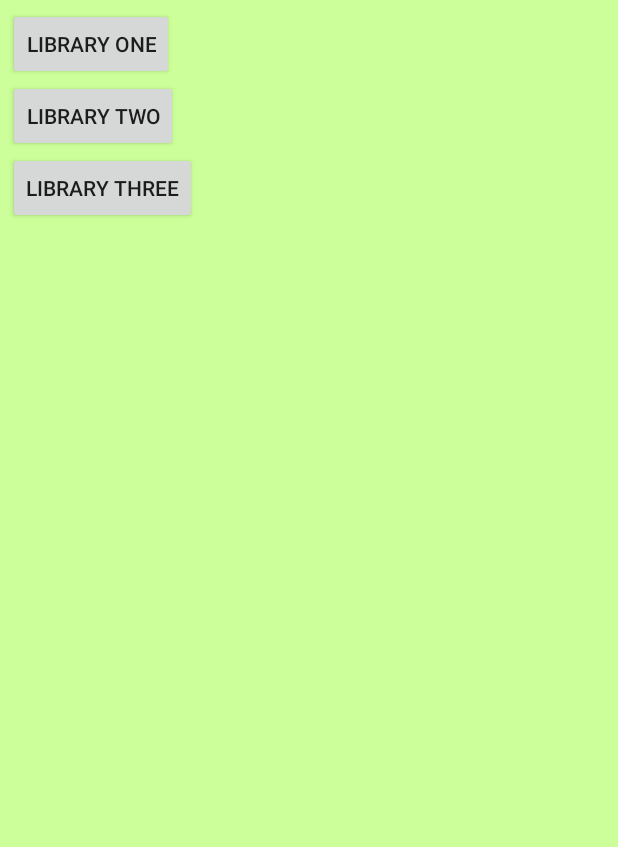
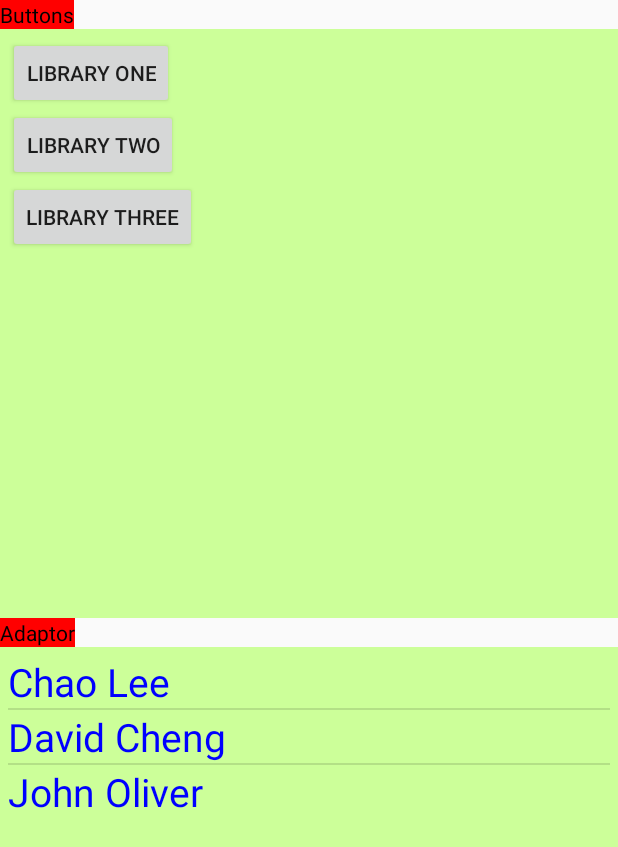
Before and after one commit to SmileChaoLee/FragmentTest2, an Android app: the screen it shows after launch (MainActivity), on a phone screen of 412 x 824 dp. Shown: the top 847 px of the screen. Run offline under Robolectric (Android 15) with nearby library versions, the phone set to English and light mode, and no system bars.

Commit message:
Added one more fragment with Adaptor implementation to project including files 1. fragment_list_adaptor.xml, 2. item_for_adaptor 3. FragmentListAdaptor.java and changed some files' names and their contents

```diff
--- a/app/build.gradle
+++ b/app/build.gradle
@@ -20,6 +20,7 @@ android {
 }
 
 dependencies {
+    implementation 'com.android.support:support-v4:26.1.0'
     compile fileTree(dir: 'libs', include: ['*.jar'])
     testCompile 'junit:junit:4.12'
     compile 'com.android.support:appcompat-v7:26.1.0'
--- a/app/src/main/java/com/smile/fragmenttest2/DetailActivity.java
+++ b/app/src/main/java/com/smile/fragmenttest2/DetailActivity.java
@@ -24,7 +24,7 @@ public class DetailActivity extends AppCompatActivity {
         if (extras != null) {
             int color = extras.getInt("colorContent");
             String item = extras.getString("itemContent");
-            FragmentDetail fragmentDetail =  (FragmentDetail) getFragmentManager().findFragmentById(R.id.detail_Fragment);
+            FragmentDetail fragmentDetail =  (FragmentDetail) getFragmentManager().findFragmentById(R.id.fragment_detail);
             if (fragmentDetail != null) {
                 fragmentDetail.setTextColor(color);
                 fragmentDetail.setText(item);
--- a/app/src/main/java/com/smile/fragmenttest2/FragmentDetail.java
+++ b/app/src/main/java/com/smile/fragmenttest2/FragmentDetail.java
@@ -18,7 +18,7 @@ public class FragmentDetail extends Fragment {
     @Override
     public View onCreateView(LayoutInflater inflater,ViewGroup container,Bundle savedInstanceState) {
         super.onCreateView(inflater,container,savedInstanceState);
-        View view = inflater.inflate(R.layout.detail_fragment,container,false);
+        View view = inflater.inflate(R.layout.fragment_detail,container,false);
         detailText = (TextView) view.findViewById(R.id.textDetail);
         return view;
     }
--- /dev/null
+++ b/app/src/main/java/com/smile/fragmenttest2/FragmentListAdaptor.java
@@ -0,0 +1,191 @@
+package com.smile.fragmenttest2;
+
+import android.content.Context;
+import android.content.Intent;
+import android.graphics.Color;
+import android.net.Uri;
+import android.os.Bundle;
+// import android.support.v4.app.Fragment;
+import android.app.Fragment;
+import android.view.LayoutInflater;
+import android.view.View;
+import android.view.ViewGroup;
+import android.widget.AdapterView;
+import android.widget.ArrayAdapter;
+import android.widget.LinearLayout;
+import android.widget.ListView;
+import android.widget.TextView;
+
+/**
+ * A simple {@link Fragment} subclass.
+ * Activities that contain this fragment must implement the
+ * {@link FragmentListAdaptor.OnFragmentInteractionListener} interface
+ * to handle interaction events.
+ * Use the {@link FragmentListAdaptor#newInstance} factory method to
+ * create an instance of this fragment.
+ */
+public class FragmentListAdaptor extends Fragment {
+    // TODO: Rename parameter arguments, choose names that match
+    // the fragment initialization parameters, e.g. ARG_ITEM_NUMBER
+    private static final String ARG_PARAM1 = "param1";
+    private static final String ARG_PARAM2 = "param2";
+
+    // TODO: Rename and change types of parameters
+    private String mParam1;
+    private String mParam2;
+
+    private OnFragmentInteractionListener mListener;
+
+    private FragmentDetail fragmentDetail=null;
+
+    public FragmentListAdaptor() {
+        // Required empty public constructor
+    }
+
+    /**
+     * Use this factory method to create a new instance of
+     * this fragment using the provided parameters.
+     *
+     * @param param1 Parameter 1.
+     * @param param2 Parameter 2.
+     * @return A new instance of fragment FragmentListAdaptor.
+     */
+    // TODO: Rename and change types and number of parameters
+    public static FragmentListAdaptor newInstance(String param1, String param2) {
+        FragmentListAdaptor fragment = new FragmentListAdaptor();
+        Bundle args = new Bundle();
+        args.putString(ARG_PARAM1, param1);
+        args.putString(ARG_PARAM2, param2);
+        fragment.setArguments(args);
+        return fragment;
+    }
+
+    @Override
+    public void onCreate(Bundle savedInstanceState) {
+        super.onCreate(savedInstanceState);
+        if (getArguments() != null) {
+            mParam1 = getArguments().getString(ARG_PARAM1);
+            mParam2 = getArguments().getString(ARG_PARAM2);
+        }
+    }
+
+    @Override
+    public View onCreateView(LayoutInflater inflater, ViewGroup container,
+                             Bundle savedInstanceState) {
+        super.onCreateView(inflater, container, savedInstanceState);
+
+        View view = inflater.inflate(R.layout.fragment_list_adaptor, container, false);
+        LinearLayout parentLayout = view.findViewById(R.id.adaptorFragmentLayout);
+
+        String[] dataSet = {"Chao Lee", "David Cheng", "John Oliver"};
+
+        ArrayAdapter<String> nameListAdapter = new ArrayAdapter<String>(
+                getActivity(),
+                R.layout.item_for_adaptor,
+                R.id.textViewForItem,
+                dataSet);
+
+        ListView nameListView = new ListView(getActivity());
+
+        nameListView.setAdapter(nameListAdapter);
+
+        nameListView.setOnItemClickListener(new AdapterView.OnItemClickListener() {
+            @Override
+            public void onItemClick(AdapterView<?> parent, View view, int position, long id) {
+                int color = Color.GRAY;
+                String item = "Hello ";
+                item += (String)parent.getItemAtPosition(position);
+                switch (position) {
+                    case 0:
+                        color = Color.RED;
+                        showDetail(color,item);
+                        break;
+                    case 1:
+                        color = Color.BLACK;
+                        showDetail(color,item);
+                        break;
+                    case 2:
+                        color = Color.BLUE;
+                        showDetail(color,item);
+                        break;
+                    default:
+                }
+            }
+        });
+
+        parentLayout.addView(nameListView);
+
+        // LinearLayout.LayoutParams layoutParams = new LinearLayout.LayoutParams(LinearLayout.LayoutParams.MATCH_PARENT, LinearLayout.LayoutParams.MATCH_PARENT);
+        // parentLayout.setLayoutParams(layoutParams);
+
+        return view;
+    }
+
+
+    @Override
+    public void onActivityCreated(Bundle savedInstanceState) {
+        super.onActivityCreated(savedInstanceState);
+        fragmentDetail =  (FragmentDetail)getFragmentManager().findFragmentById(R.id.fragment_detail);
+    }
+
+    // TODO: Rename method, update argument and hook method into UI event
+    public void onButtonPressed(Uri uri) {
+        if (mListener != null) {
+            mListener.onFragmentInteraction(uri);
+        }
+    }
+
+    @Override
+    public void onAttach(Context context) {
+        super.onAttach(context);
+        if (context instanceof OnFragmentInteractionListener) {
+            mListener = (OnFragmentInteractionListener) context;
+        } else {
+            // throw new RuntimeException(context.toString()
+            //         + " must implement OnFragmentInteractionListener");
+            mListener = new OnFragmentInteractionListener() {
+                @Override
+                public void onFragmentInteraction(Uri uri) {
+                    System.out.println("FragmentListAdaptor --> Uri = " + uri);
+                }
+            };
+        }
+    }
+
+    @Override
+    public void onDetach() {
+        super.onDetach();
+        mListener = null;
+    }
+
+    /**
+     * This interface must be implemented by activities that contain this
+     * fragment to allow an interaction in this fragment to be communicated
+     * to the activity and potentially other fragments contained in that
+     * activity.
+     * <p>
+     * See the Android Training lesson <a href=
+     * "http://developer.android.com/training/basics/fragments/communicating.html"
+     * >Communicating with Other Fragments</a> for more information.
+     */
+    public interface OnFragmentInteractionListener {
+        // TODO: Update argument type and name
+        void onFragmentInteraction(Uri uri);
+    }
+
+    private void showDetail(int color ,String item) {
+        if (fragmentDetail != null) {
+            if (fragmentDetail.isInLayout()) {
+                fragmentDetail.setTextColor(color);
+                fragmentDetail.setText(item);
+            }
+        } else {
+            Intent intent = new Intent(getActivity().getApplicationContext(),DetailActivity.class);
+            Bundle extras = new Bundle();
+            extras.putInt("colorContent",color);
+            extras.putString("itemContent",item);
+            intent.putExtras(extras);
+            startActivity(intent);
+        }
+    }
+}
--- a/app/src/main/java/com/smile/fragmenttest2/FragmentList.java
+++ b/app/src/main/java/com/smile/fragmenttest2/FragmentListButtons.java
@@ -13,7 +13,7 @@ import android.widget.Button;
 /**
  * Created by lee on 2/20/2016.
  */
-public class FragmentList extends Fragment {
+public class FragmentListButtons extends Fragment {
 
     private Button buttonOne=null, buttonTwo=null, buttonThree=null;
     private FragmentDetail fragmentDetail=null;
@@ -21,7 +21,7 @@ public class FragmentList extends Fragment {
     @Override
     public View onCreateView(LayoutInflater inflater,ViewGroup container,Bundle savedInstanceState) {
         super.onCreateView(inflater, container, savedInstanceState);
-        View view = inflater.inflate(R.layout.list_fragment, container, false);
+        View view = inflater.inflate(R.layout.fragment_list_buttons, container, false);
         buttonOne = (Button) view.findViewById(R.id.buttonOne);
         buttonOne.setOnClickListener(new View.OnClickListener() {
             @Override
@@ -55,7 +55,7 @@ public class FragmentList extends Fragment {
     @Override
     public void onActivityCreated(Bundle savedInstanceState) {
             super.onActivityCreated(savedInstanceState);
-            fragmentDetail =  (FragmentDetail)getFragmentManager().findFragmentById(R.id.detail_Fragment);
+            fragmentDetail =  (FragmentDetail)getFragmentManager().findFragmentById(R.id.fragment_detail);
     }
 
     private void showDetail(int color ,String item) {
@@ -63,14 +63,14 @@ public class FragmentList extends Fragment {
             if (fragmentDetail.isInLayout()) {
                 fragmentDetail.setTextColor(color);
                 fragmentDetail.setText(item);
-                return;
             }
+        } else {
+            Intent intent = new Intent(getActivity().getApplicationContext(),DetailActivity.class);
+            Bundle extras = new Bundle();
+            extras.putInt("colorContent",color);
+            extras.putString("itemContent",item);
+            intent.putExtras(extras);
+            startActivity(intent);
         }
-        Intent intent = new Intent(getActivity().getApplicationContext(),DetailActivity.class);
-        Bundle extras = new Bundle();
-        extras.putInt("colorContent",color);
-        extras.putString("itemContent",item);
-        intent.putExtras(extras);
-        startActivity(intent);
     }
 }
--- a/app/src/main/java/com/smile/fragmenttest2/MainActivity.java
+++ b/app/src/main/java/com/smile/fragmenttest2/MainActivity.java
@@ -1,5 +1,6 @@
 package com.smile.fragmenttest2;
 
+import android.content.Intent;
 import android.content.pm.ActivityInfo;
 import android.content.res.Configuration;
 import android.graphics.Color;
--- a/app/src/main/res/layout-port/activity_main.xml
+++ b/app/src/main/res/layout-port/activity_main.xml
@@ -3,14 +3,55 @@
     xmlns:android="http://schemas.android.com/apk/res/android"
     android:orientation="vertical"
     android:layout_width="match_parent"
-    android:layout_height="match_parent" >
+    android:layout_height="match_parent"
+    android:weightSum="2">
 
-    <fragment
-        android:id="@+id/list_Fragment"
+    <LinearLayout
+        xmlns:android="http://schemas.android.com/apk/res/android"
+        android:orientation="vertical"
         android:layout_width="match_parent"
-        android:layout_height="match_parent"
-        android:layout_weight="1"
-        class="com.smile.fragmenttest2.FragmentList" >
-    </fragment>
+        android:layout_height="0dp"
+        android:layout_weight="1">
+
+        <TextView
+            android:layout_width="wrap_content"
+            android:layout_height="wrap_content"
+            android:text="Buttons"
+            android:textColor="#ff000000"
+            android:background="#ffff0000">
+        </TextView>
+
+        <fragment
+            android:id="@+id/fragment_list_buttons"
+            android:layout_width="match_parent"
+            android:layout_height="match_parent"
+            class="com.smile.fragmenttest2.FragmentListButtons" >
+        </fragment>
+
+    </LinearLayout>
+
+    <LinearLayout
+        xmlns:android="http://schemas.android.com/apk/res/android"
+        android:orientation="vertical"
+        android:layout_width="match_parent"
+        android:layout_height="0dp"
+        android:layout_weight="1">
+
+        <TextView
+            android:layout_width="wrap_content"
+            android:layout_height="wrap_content"
+            android:text="Adaptor"
+            android:textColor="#ff000000"
+            android:background="#ffff0000">
+        </TextView>
+
+        <fragment
+            android:id="@+id/fragment_list_adaptor"
+            android:layout_width="match_parent"
+            android:layout_height="match_parent"
+            class="com.smile.fragmenttest2.FragmentListAdaptor" >
+        </fragment>
+
+    </LinearLayout>
 
 </LinearLayout>
--- a/app/src/main/res/layout/activity_detail.xml
+++ b/app/src/main/res/layout/activity_detail.xml
@@ -5,7 +5,7 @@
     android:layout_height="match_parent">
 
         <fragment
-            android:id="@+id/detail_Fragment"
+            android:id="@+id/fragment_detail"
             android:layout_width="match_parent"
             android:layout_height="match_parent"
             class="com.smile.fragmenttest2.FragmentDetail" >
--- a/app/src/main/res/layout/activity_main.xml
+++ b/app/src/main/res/layout/activity_main.xml
@@ -3,18 +3,71 @@
     xmlns:android="http://schemas.android.com/apk/res/android"
     android:orientation="horizontal"
     android:layout_width="match_parent"
-    android:layout_height="match_parent" >
+    android:layout_height="match_parent"
+    android:weightSum="3">
+
+    <LinearLayout
+        xmlns:android="http://schemas.android.com/apk/res/android"
+        android:orientation="vertical"
+        android:layout_width="0dp"
+        android:layout_height="wrap_content"
+        android:layout_weight="1"
+        android:weightSum="2" >
+
+        <LinearLayout
+            xmlns:android="http://schemas.android.com/apk/res/android"
+            android:orientation="vertical"
+            android:layout_width="match_parent"
+            android:layout_height="0dp"
+            android:layout_weight="1">
+
+            <TextView
+                android:layout_width="wrap_content"
+                android:layout_height="wrap_content"
+                android:text="Buttons"
+                android:textColor="#ff000000"
+                android:background="#ffff0000"
+                android:textStyle="bold" >
+            </TextView>
+
+            <fragment
+                android:id="@+id/fragment_list_buttons"
+                android:layout_width="match_parent"
+                android:layout_height="match_parent"
+                class="com.smile.fragmenttest2.FragmentListButtons" >
+            </fragment>
+
+        </LinearLayout>
+
+        <LinearLayout
+            xmlns:android="http://schemas.android.com/apk/res/android"
+            android:orientation="vertical"
+            android:layout_width="match_parent"
+            android:layout_height="0dp"
+            android:layout_weight="1">
+
+            <TextView
+                android:layout_width="wrap_content"
+                android:layout_height="wrap_content"
+                android:text="Adaptor"
+                android:textColor="#ff000000"
+                android:background="#ffff0000">
+            </TextView>
+
+            <fragment
+                android:id="@+id/fragment_list_adaptor"
+                android:layout_width="match_parent"
+                android:layout_height="match_parent"
+                class="com.smile.fragmenttest2.FragmentListAdaptor" >
+
+            </fragment>
+
+        </LinearLayout>
+
+    </LinearLayout>
 
     <fragment
-        android:id="@+id/list_Fragment"
-        android:layout_width="0dp"
-        android:layout_height="match_parent"
-        android:layout_weight="1"
-        class="com.smile.fragmenttest2.FragmentList" >
-    </fragment>
-
-    <fragment
-        android:id="@+id/detail_Fragment"
+        android:id="@+id/fragment_detail"
         android:layout_width="0dp"
         android:layout_height="match_parent"
         android:layout_weight="2"
--- /dev/null
+++ b/app/src/main/res/layout/fragment_list_adaptor.xml
@@ -0,0 +1,10 @@
+<?xml version="1.0" encoding="utf-8"?>
+<LinearLayout xmlns:android="http://schemas.android.com/apk/res/android"
+    android:id="@+id/adaptorFragmentLayout"
+    android:orientation="vertical"
+    android:layout_width="match_parent"
+    android:layout_height="match_parent"
+    android:background="#ccff99"
+    android:padding="5dp" >
+
+</LinearLayout>
--- /dev/null
+++ b/app/src/main/res/layout/item_for_adaptor.xml
@@ -0,0 +1,16 @@
+<?xml version="1.0" encoding="utf-8"?>
+<LinearLayout xmlns:android="http://schemas.android.com/apk/res/android"
+    android:orientation="vertical"
+    android:layout_width="match_parent"
+    android:layout_height="match_parent">
+
+    <TextView
+        android:id="@+id/textViewForItem"
+        android:layout_width="wrap_content"
+        android:layout_height="wrap_content"
+        android:text=""
+        android:textSize="26dp"
+        android:textColor="#ff0000ff">
+    </TextView>
+
+</LinearLayout>
--- a/app/src/main/res/values/strings.xml
+++ b/app/src/main/res/values/strings.xml
@@ -1,4 +1,7 @@
 <resources>
     <string name="app_name">FragmentTest2</string>
     <string name="action_settings">Settings</string>
+
+    <!-- TODO: Remove or change this placeholder text -->
+    <string name="hello_blank_fragment">Hello blank fragment</string>
 </resources>
```
Also changed, not shown: app/src/main/res/layout/fragment_detail.xml (renamed from app/src/main/res/layout/detail_fragment.xml), app/src/main/res/layout/fragment_list_buttons.xml (renamed from app/src/main/res/layout/list_fragment.xml).
